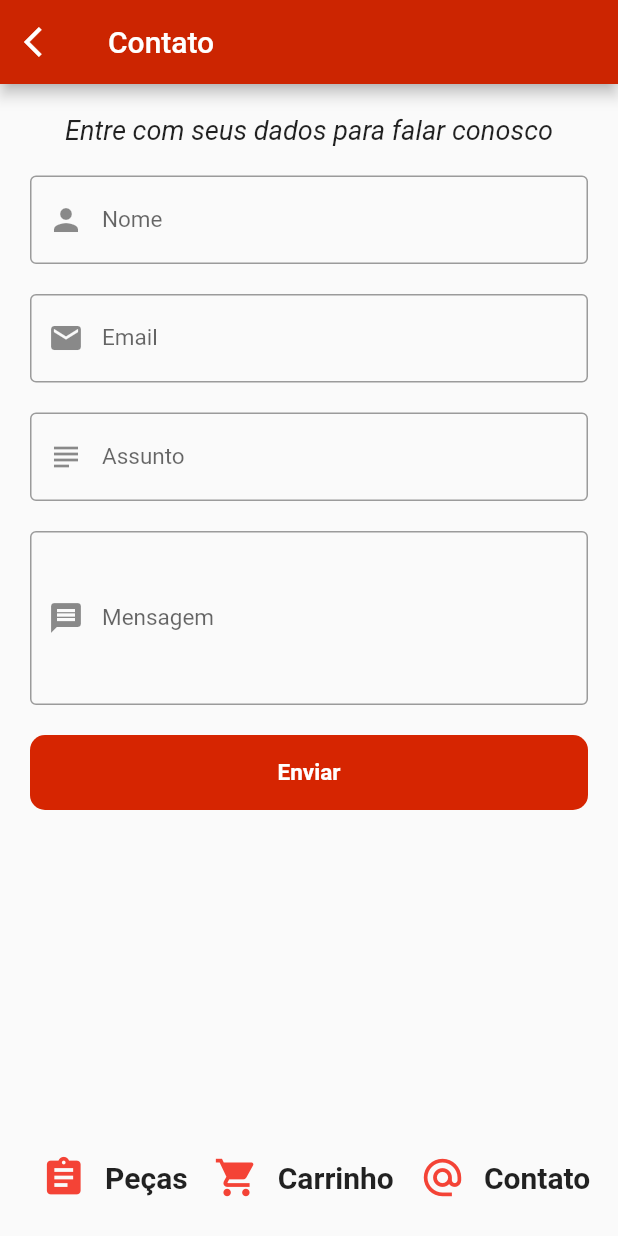
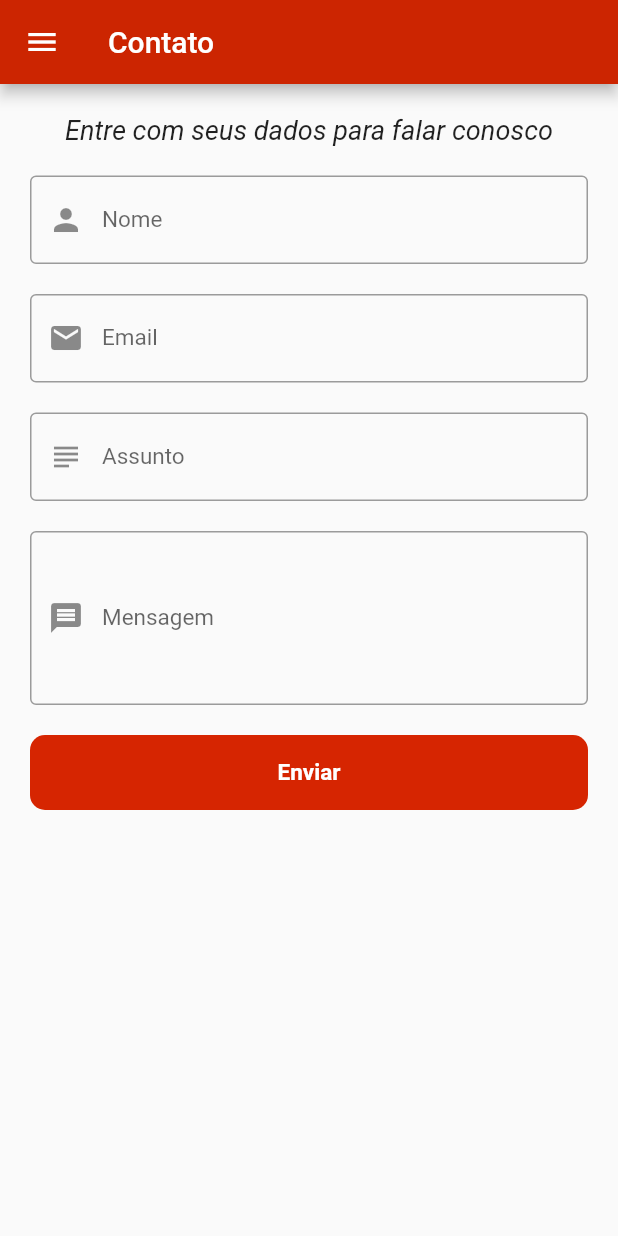
Before and after one commit to dariosalles/autoparts, a Flutter app: the Contato screen opened by its route, on a phone screen of 412 x 824 dp. Run offline on Flutter 3.47's test engine with Material 2 defaults, Android fonts, the phone set to English and light mode, and no system bars; our stand-ins replace fluttertoast, shared_preferences; accounts and stored records are empty; Roboto replaces fonts that are missing (SFUIDisplay); project files that could hold a hidden picture were left out.

Commit message:
22022020-1408

```diff
--- a/lib/contato.dart
+++ b/lib/contato.dart
@@ -3,6 +3,7 @@ import 'package:flutter/material.dart';
 import 'package:http/http.dart' as http;
 import 'dart:convert';
 import 'package:fluttertoast/fluttertoast.dart';
+import 'menuDrawer.dart';
 
 class Contato extends StatefulWidget {
   @override
@@ -106,15 +107,11 @@ class _ContatoState extends State<Contato> {
   Widget build(BuildContext context) {
     return Scaffold(
         appBar: AppBar(
-          leading: new GestureDetector(
-          child: new Icon(Icons.arrow_back_ios),
-          onTap: () {
-          Navigator.of(context).pop();
-    },
-    ),
+
           title: Text('Contato'),
         backgroundColor: Color.fromARGB(255, 204, 37, 1),
     ),
+      drawer: MenuDrawer(),
         body: LayoutBuilder(
           builder:
               (BuildContext context, BoxConstraints viewportConstraints) {
@@ -254,7 +251,7 @@ class _ContatoState extends State<Contato> {
           },
         ),
 
-        bottomNavigationBar: BottomNav(),
+        //bottomNavigationBar: BottomNav(),
     );
   }
 }
```
Also changed, not shown: lib/carrinho.dart (+4 -7 lines).
